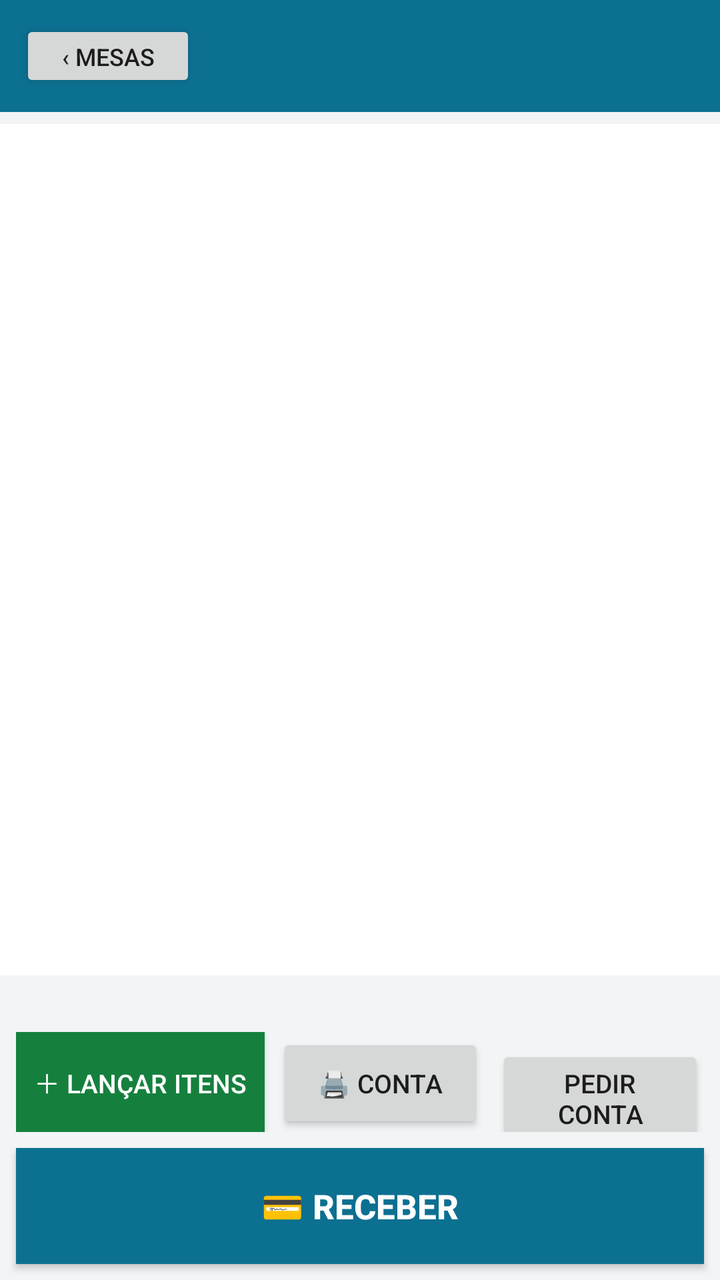
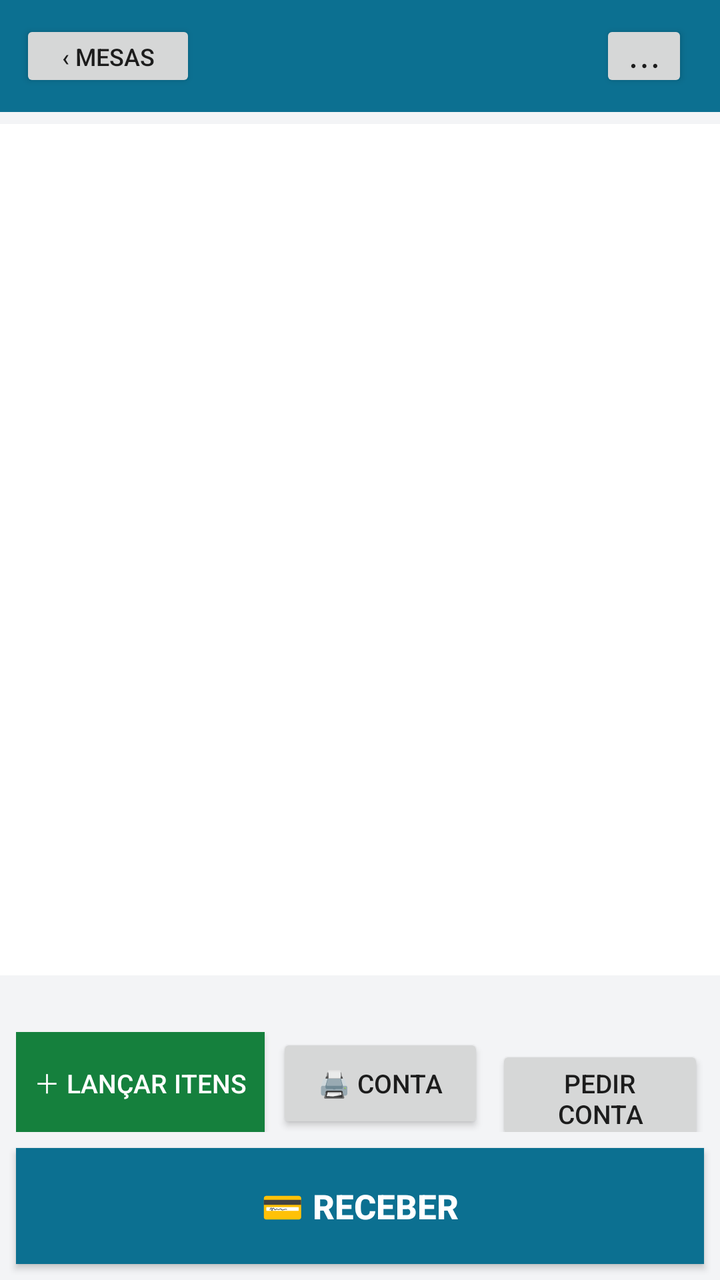

Before-and-after screenshots of an Android layout around one commit, followed by the original layout XML and the change that was made.
<!-- AndroidManifest.xml: application theme Theme.ConciliaGarcom -->
<!-- res/layout/activity_conta.xml -->
<?xml version="1.0" encoding="utf-8"?>
<LinearLayout xmlns:android="http://schemas.android.com/apk/res/android"
    android:layout_width="match_parent"
    android:layout_height="match_parent"
    android:orientation="vertical"
    android:background="#F3F4F6">

    
    <LinearLayout
        android:layout_width="match_parent"
        android:layout_height="wrap_content"
        android:orientation="horizontal"
        android:gravity="center_vertical"
        android:background="#0C7091"
        android:padding="10dp">

        <Button
            android:id="@+id/voltar"
            android:layout_width="wrap_content"
            android:layout_height="36dp"
            android:text="‹ Mesas"
            android:textSize="12sp" />

        <TextView
            android:id="@+id/titulo"
            android:layout_width="0dp"
            android:layout_height="wrap_content"
            android:layout_weight="1"
            android:layout_marginStart="10dp"
            android:textSize="18sp"
            android:textStyle="bold"
            android:textColor="#FFFFFF" />

        <TextView
            android:id="@+id/badge"
            android:layout_width="wrap_content"
            android:layout_height="wrap_content"
            android:text="CONTA PEDIDA"
            android:textSize="11sp"
            android:textStyle="bold"
            android:textColor="#7F1D1D"
            android:background="#FECACA"
            android:paddingStart="8dp"
            android:paddingEnd="8dp"
            android:paddingTop="4dp"
            android:paddingBottom="4dp"
            android:visibility="gone" />
    </LinearLayout>

    
    <HorizontalScrollView
        android:layout_width="match_parent"
        android:layout_height="wrap_content">

        <LinearLayout
            android:id="@+id/comandas"
            android:layout_width="wrap_content"
            android:layout_height="wrap_content"
            android:orientation="horizontal"
            android:paddingStart="8dp"
            android:paddingEnd="8dp"
            android:paddingTop="6dp" />
    </HorizontalScrollView>

    <TextView
        android:id="@+id/contaVazia"
        android:layout_width="match_parent"
        android:layout_height="wrap_content"
        android:gravity="center"
        android:padding="18dp"
        android:textSize="14sp"
        android:textColor="#6B7280"
        android:visibility="gone" />

    <ListView
        android:id="@+id/itens"
        android:layout_width="match_parent"
        android:layout_height="0dp"
        android:layout_weight="1"
        android:divider="#E5E7EB"
        android:dividerHeight="1dp"
        android:background="#FFFFFF" />

    
    <TextView
        android:id="@+id/resumo"
        android:layout_width="match_parent"
        android:layout_height="wrap_content"
        android:background="#FFFFFF"
        android:textSize="15sp"
        android:textStyle="bold"
        android:textColor="#111827"
        android:padding="10dp" />

    <TextView
        android:id="@+id/lioStatus"
        android:layout_width="match_parent"
        android:layout_height="wrap_content"
        android:gravity="center"
        android:textSize="12sp"
        android:textColor="#6B7280"
        android:paddingTop="4dp" />

    
    <LinearLayout
        android:layout_width="match_parent"
        android:layout_height="wrap_content"
        android:orientation="horizontal"
        android:padding="8dp">

        <Button
            android:id="@+id/lancar"
            android:layout_width="0dp"
            android:layout_height="50dp"
            android:layout_weight="1.2"
            android:text="＋ Lançar itens"
            android:textSize="13sp"
            android:textColor="#FFFFFF"
            android:background="#15803D" />

        <Button
            android:id="@+id/conferencia"
            android:layout_width="0dp"
            android:layout_height="50dp"
            android:layout_weight="1"
            android:layout_marginStart="6dp"
            android:text="🖨 Conta"
            android:textSize="13sp" />

        <Button
            android:id="@+id/contaPedida"
            android:layout_width="0dp"
            android:layout_height="50dp"
            android:layout_weight="1"
            android:layout_marginStart="6dp"
            android:text="Pedir conta"
            android:textSize="13sp" />
    </LinearLayout>

    <Button
        android:id="@+id/receber"
        android:layout_width="match_parent"
        android:layout_height="58dp"
        android:layout_marginStart="8dp"
        android:layout_marginEnd="8dp"
        android:layout_marginBottom="8dp"
        android:text="💳 Receber"
        android:textSize="17sp"
        android:textStyle="bold"
        android:textColor="#FFFFFF"
        android:background="#0C7091" />
</LinearLayout>
<!-- resources referenced by this layout -->
<resources>
  <style name="Theme.ConciliaGarcom" parent="Theme.AppCompat.Light.NoActionBar" />
</resources>

<!-- the commit's change to res/layout/activity_conta.xml (unified diff, before → after) -->
@@ -30,6 +30,14 @@
             android:textSize="18sp"
             android:textStyle="bold"
             android:textColor="#FFFFFF" />
+
+        <Button
+            android:id="@+id/maisAcoes"
+            android:layout_width="44dp"
+            android:layout_height="36dp"
+            android:layout_marginEnd="6dp"
+            android:text="⋯"
+            android:textSize="18sp" />
 
         <TextView
             android:id="@+id/badge"
